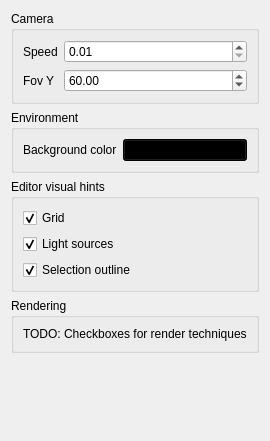
Qt form Engine/Project3/ui/miscsettingswidget.ui (ValdiviaDev/Engine-Graphics-Programming) before a commit.
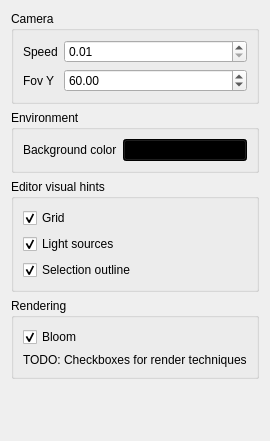
The same form after that commit.

Commit message: CheckBox for bloom

What changed in the file:
```diff
--- a/Engine/Project3/ui/miscsettingswidget.ui
+++ b/Engine/Project3/ui/miscsettingswidget.ui
@@ -128,6 +128,19 @@
       <string>Rendering</string>
      </property>
      <layout class="QVBoxLayout" name="verticalLayout_2">
+      <item>
+       <widget class="QCheckBox" name="checkBoxBloom">
+        <property name="enabled">
+         <bool>true</bool>
+        </property>
+        <property name="text">
+         <string>Bloom</string>
+        </property>
+        <property name="checked">
+         <bool>true</bool>
+        </property>
+       </widget>
+      </item>
       <item>
        <widget class="QLabel" name="label_3">
         <property name="text">
```
The commit also changes 4 other files.
